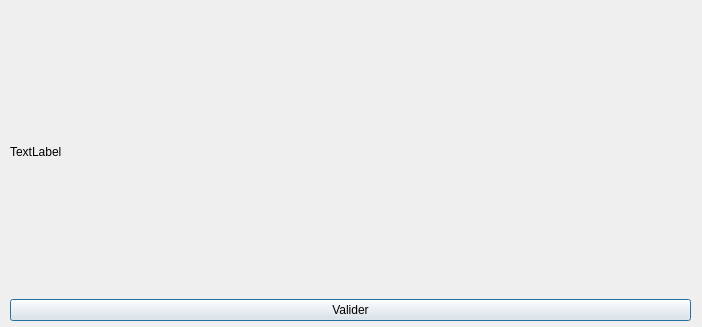
Before: the Qt Designer form ruledialog.ui in FredBELDA/CodingRulesChecker, drawn with Qt 5.
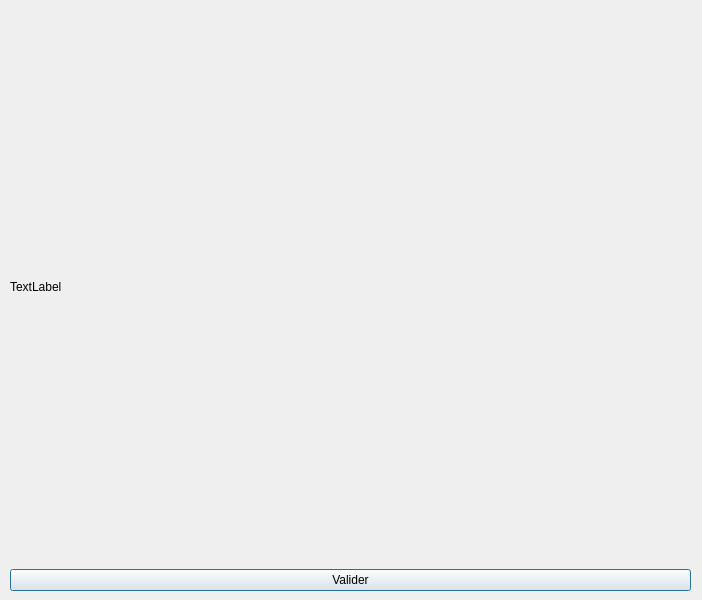
After: the same form once the commit is applied.

Commit message: Add example for Magic number

Diff of the .ui file:
```diff
--- a/ruledialog.ui
+++ b/ruledialog.ui
@@ -7,7 +7,7 @@
     <x>0</x>
     <y>0</y>
     <width>702</width>
-    <height>327</height>
+    <height>600</height>
    </rect>
   </property>
   <property name="windowTitle">
@@ -19,7 +19,7 @@
      <x>10</x>
      <y>10</y>
      <width>681</width>
-     <height>311</height>
+     <height>581</height>
     </rect>
    </property>
    <layout class="QVBoxLayout" name="verticalLayout">
```
The commit also changes 2 other files.
